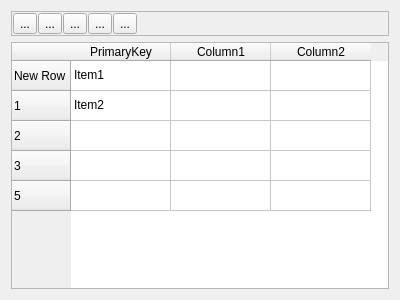
gestiweb/llampex-mini, file projects/erp/billing/warehouse/warehouse/master/forms/mastercopy.ui: the form before one commit.
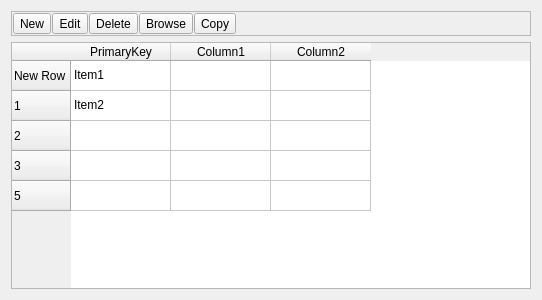
The form after the commit. Icons and pictures are not drawn.

Diff of the .ui file:
```diff
--- a/projects/erp/billing/warehouse/warehouse/master/forms/mastercopy.ui
+++ b/projects/erp/billing/warehouse/warehouse/master/forms/mastercopy.ui
@@ -6,7 +6,7 @@
    <rect>
     <x>0</x>
     <y>0</y>
-    <width>400</width>
+    <width>542</width>
     <height>300</height>
    </rect>
   </property>
@@ -35,12 +35,15 @@
          <enum>Qt::NoFocus</enum>
         </property>
         <property name="text">
-         <string>...</string>
+         <string>New</string>
         </property>
         <property name="icon">
          <iconset>
           <normaloff>icons/new.png</normaloff>icons/new.png</iconset>
         </property>
+        <property name="toolButtonStyle">
+         <enum>Qt::ToolButtonTextBesideIcon</enum>
+        </property>
        </widget>
       </item>
       <item>
@@ -49,12 +52,15 @@
          <enum>Qt::NoFocus</enum>
         </property>
         <property name="text">
-         <string>...</string>
+         <string>Edit</string>
         </property>
         <property name="icon">
          <iconset>
           <normaloff>icons/edit.png</normaloff>icons/edit.png</iconset>
         </property>
+        <property name="toolButtonStyle">
+         <enum>Qt::ToolButtonTextBesideIcon</enum>
+        </property>
        </widget>
       </item>
       <item>
@@ -63,12 +69,15 @@
          <enum>Qt::NoFocus</enum>
         </property>
         <property name="text">
-         <string>...</string>
+         <string>Delete</string>
         </property>
         <property name="icon">
          <iconset>
           <normaloff>icons/delete.png</normaloff>icons/delete.png</iconset>
         </property>
+        <property name="toolButtonStyle">
+         <enum>Qt::ToolButtonTextBesideIcon</enum>
+        </property>
        </widget>
       </item>
       <item>
@@ -77,12 +86,15 @@
          <enum>Qt::NoFocus</enum>
         </property>
         <property name="text">
-         <string>...</string>
+         <string>Browse</string>
         </property>
         <property name="icon">
          <iconset>
           <normaloff>icons/browse.png</normaloff>icons/browse.png</iconset>
         </property>
+        <property name="toolButtonStyle">
+         <enum>Qt::ToolButtonTextBesideIcon</enum>
+        </property>
        </widget>
       </item>
       <item>
@@ -91,12 +103,15 @@
          <enum>Qt::NoFocus</enum>
         </property>
         <property name="text">
-         <string>...</string>
+         <string>Copy</string>
         </property>
         <property name="icon">
          <iconset>
           <normaloff>icons/copy.png</normaloff>icons/copy.png</iconset>
         </property>
+        <property name="toolButtonStyle">
+         <enum>Qt::ToolButtonTextBesideIcon</enum>
+        </property>
        </widget>
       </item>
       <item>
@@ -112,6 +127,19 @@
         </property>
        </spacer>
       </item>
+      <item>
+       <spacer name="horizontalSpacer_2">
+        <property name="orientation">
+         <enum>Qt::Horizontal</enum>
+        </property>
+        <property name="sizeHint" stdset="0">
+         <size>
+          <width>40</width>
+          <height>20</height>
+         </size>
+        </property>
+       </spacer>
+      </item>
      </layout>
     </widget>
    </item>
```
Left out of the diff: 21 changed lines with no effect on the pictures.
